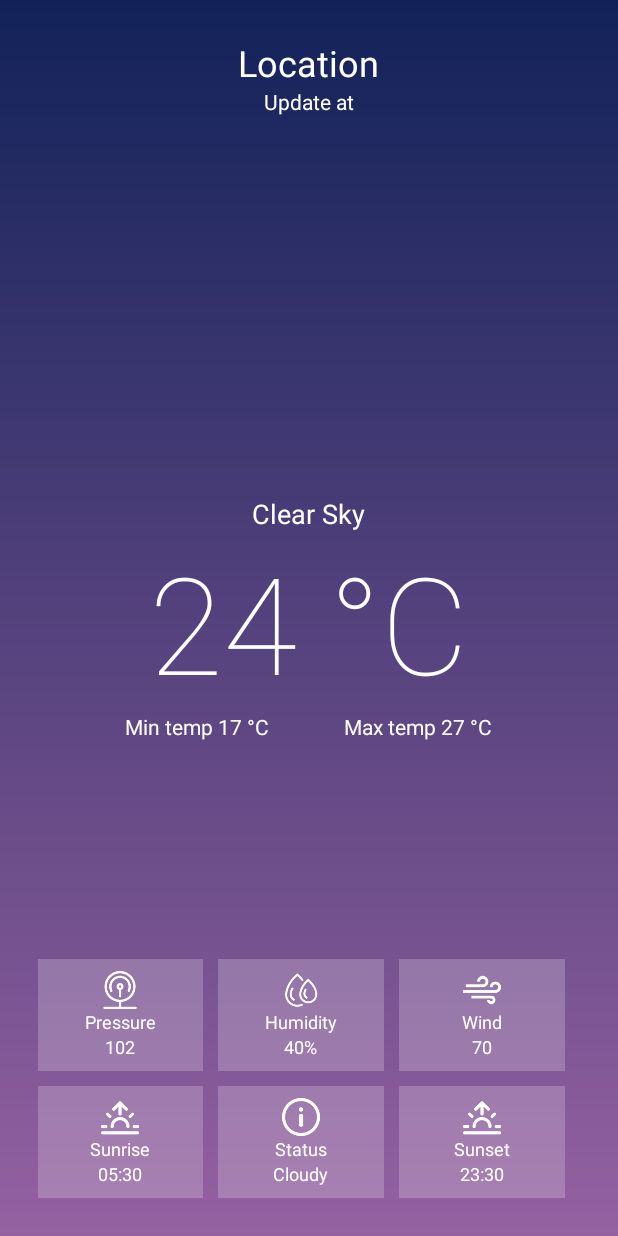
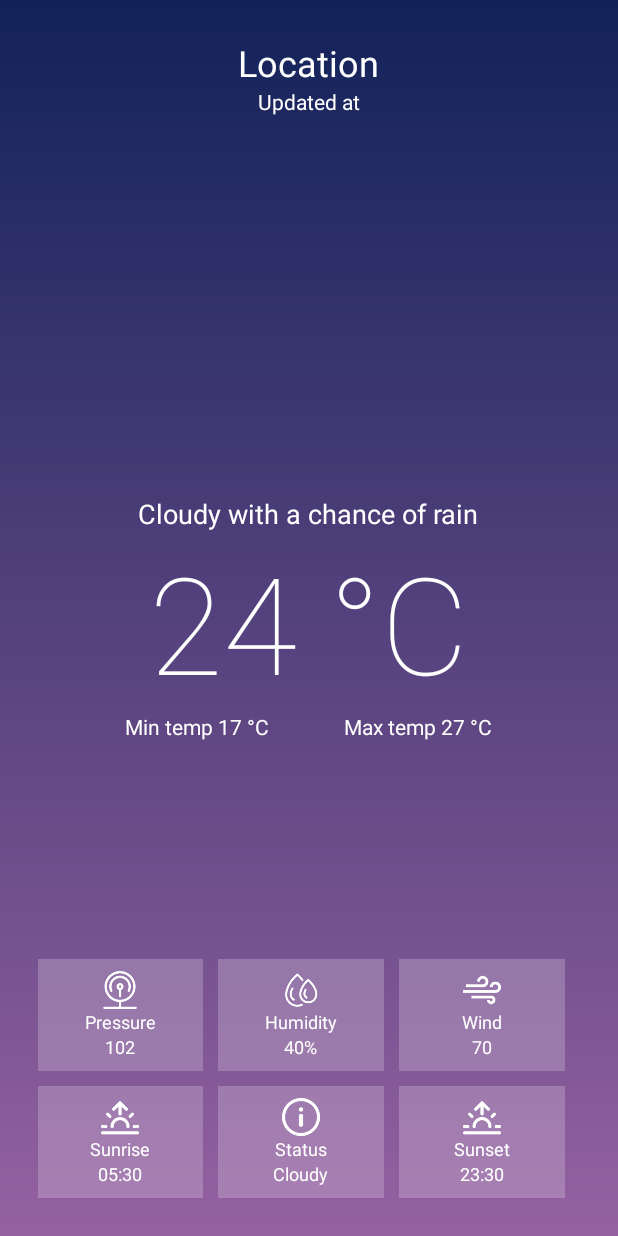
Before and after one commit to NoHop3/RSEP4, an Android app: the layout fragment_details.xml on its own in the app's theme, with its tools: preview values and no code run, on a phone screen of 412 x 824 dp. Run offline under Robolectric (Android 15) with nearby library versions, the phone set to English and light mode, and no system bars.

Commit message:
Small changes

```diff
--- a/app/src/main/java/com/example/rsep4/network/APIService.java
+++ b/app/src/main/java/com/example/rsep4/network/APIService.java
@@ -5,10 +5,28 @@ import com.example.rsep4.models.WeatherModel;
 import java.util.List;
 
 import retrofit2.Call;
+import retrofit2.http.Body;
+import retrofit2.http.DELETE;
+import retrofit2.http.Field;
 import retrofit2.http.GET;
+import retrofit2.http.POST;
+import retrofit2.http.PUT;
+import retrofit2.http.Path;
 
 public interface APIService {
 
     @GET("/api/v1/weather")
     Call<List<WeatherModel>> getWeatherList();
+
+    @GET("/api/v1/weather/{city}")
+    Call<WeatherModel> getWeatherForCity(@Path("city") String city);
+
+    @POST("/api/v1/weather")
+    Call<WeatherModel> addWeather(@Body WeatherModel weather);
+
+    @PUT("/api/v1/weather/{city}")
+    Call<WeatherModel> updateWeatherForCity(@Path("city") String city, @Body WeatherModel weather);
+
+    @DELETE("/api/v1/weather/{city}")
+    Call<WeatherModel> deleteWeatherForCity(@Path("city") String city);
 }
--- a/app/src/main/res/layout/fragment_details.xml
+++ b/app/src/main/res/layout/fragment_details.xml
@@ -33,7 +33,7 @@
                 android:id="@+id/update_at"
                 android:layout_width="wrap_content"
                 android:layout_height="wrap_content"
-                android:text="Update at"
+                android:text="Updated at"
                 android:textSize="14sp">
 
             </TextView>
@@ -54,11 +54,11 @@
 
 
             <TextView
-                android:id="@+id/status"
+                android:id="@+id/description"
                 android:layout_width="wrap_content"
                 android:layout_height="wrap_content"
                 android:layout_gravity="center"
-                android:text="Clear Sky"
+                android:text="Cloudy with a chance of rain"
                 android:textSize="18sp">
 
             </TextView>
@@ -370,4 +370,21 @@
             </LinearLayout>
         </LinearLayout>
     </RelativeLayout>
+    <ProgressBar
+        android:id="@+id/loader"
+        android:layout_centerInParent="true"
+        android:visibility="gone"
+        android:layout_width="wrap_content"
+        android:layout_height="wrap_content">
+
+    </ProgressBar>
+    <TextView
+        android:id="@+id/errorText"
+        android:layout_centerInParent="true"
+        android:visibility="gone"
+        android:text="Something went wrong"
+        android:layout_width="wrap_content"
+        android:layout_height="wrap_content">
+
+    </TextView>
 </RelativeLayout>
```
Also changed, not shown: app/src/main/res/drawable-v24/wind.png (renamed from app/src/main/res/drawable/wind.png).
